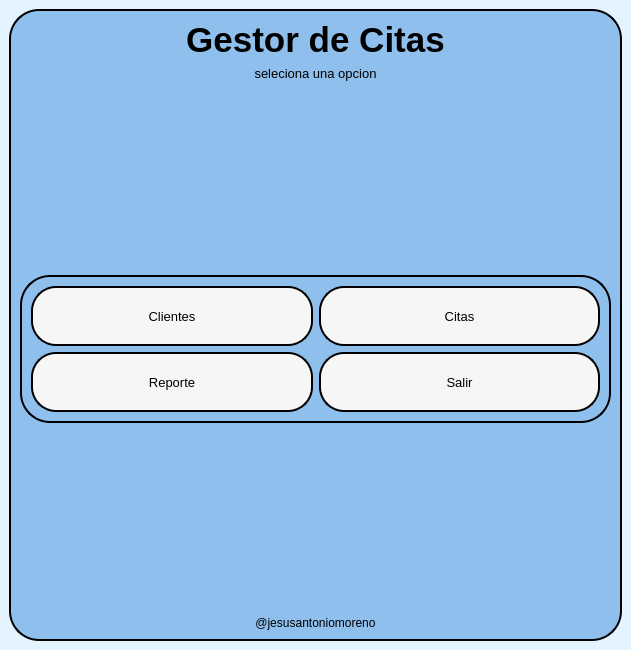
Old version of the form ui/dashboard.ui in the repository jesusantoniomorenorenova-spec/GestorDeCitas.
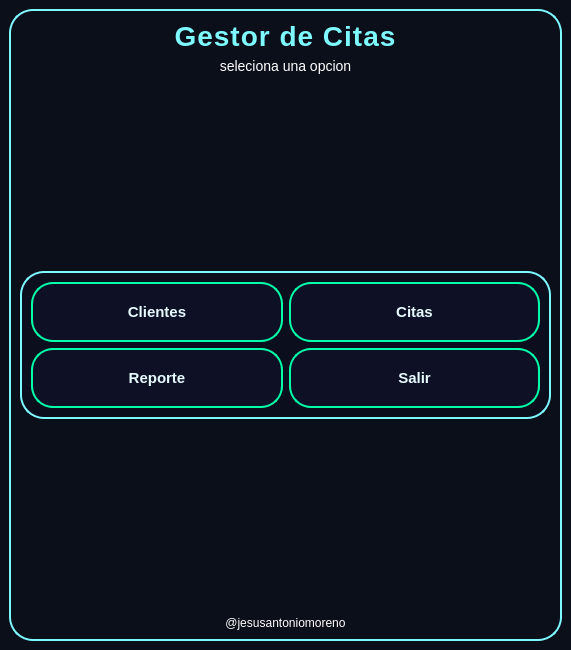
New version of the form.

Diff of the .ui file:
```diff
--- a/ui/dashboard.ui
+++ b/ui/dashboard.ui
@@ -6,7 +6,7 @@
    <rect>
     <x>0</x>
     <y>0</y>
-    <width>631</width>
+    <width>571</width>
     <height>650</height>
    </rect>
   </property>
@@ -16,27 +16,61 @@
   <property name="styleSheet">
    <string notr="true">/*fondo*/
 QMainWindow{
-background-color: #E4F4FF;
+background-color: #0b0f1a;
 }
 /*frame*/
 QFrame{
-border:2px solid black;
-border-radius: 30px;
-background-color: #8fbfec;
+background-color: #0b0f1a;
+border:2px solid #7df9ff;
+border-radius: 24px;
+color:white;
+
+box-shadow:0 0 14px rgba(125,249,255,0.55);
+
+}
+
+QFrame#frameBotones{
+background-color: rgba(10,14,30,0.75);
+border:2px solid #7df9ff;
+border-radius: 24px;
+
+box-shadow:0 0 14px rgba(125,249,255,0.55);
 }
 
 /*label*/
-QLabel{
+QLabel#lblTitulo{
+color: #7df9ff;
+font-size:28px;
+font-weight: 800;
+letter-spacing:1px;
 border:none;
-color:#black;
+}
+
+QLabel#lblSubtitulo{
+color: white;
+font-size:14px;
+border:none;
+}
+
+QLabel#lblFoter{
+color: white;
+border:none;
+
 }
 
 /*botones*/
 QPushButton{
-background-color: #f6f6f6;
-border: 2px solid black;
-border-radius: 25px;
-padding: 8px 14px;
+background-color: rgba(14,18,38,0.9);
+color:#e7faff;
+
+border: 2px solid #00ffa8;
+border-radius: 22px;
+
+padding: 12px 16px;
+font-size:15px;
+font-weight: 700;
+
+box-shadow:0 0 12px rgba(0,255,168,0.45);
 }
 
 /*hover:cuando paso el maus*/
@@ -70,8 +104,8 @@
         <widget class="QLabel" name="lblTitulo">
          <property name="font">
           <font>
-           <pointsize>26</pointsize>
-           <weight>75</weight>
+           <pointsize>-1</pointsize>
+           <weight>99</weight>
            <bold>true</bold>
           </font>
          </property>
@@ -90,7 +124,7 @@
         <widget class="QLabel" name="lblSubtitulo">
          <property name="font">
           <font>
-           <pointsize>10</pointsize>
+           <pointsize>-1</pointsize>
           </font>
          </property>
          <property name="styleSheet">
@@ -139,7 +173,9 @@
             </property>
             <property name="font">
              <font>
-              <pointsize>10</pointsize>
+              <pointsize>-1</pointsize>
+              <weight>87</weight>
+              <bold>true</bold>
              </font>
             </property>
             <property name="styleSheet">
@@ -163,7 +199,9 @@
             </property>
             <property name="font">
              <font>
-              <pointsize>10</pointsize>
+              <pointsize>-1</pointsize>
+              <weight>87</weight>
+              <bold>true</bold>
              </font>
             </property>
             <property name="styleSheet">
@@ -184,7 +222,9 @@
             </property>
             <property name="font">
              <font>
-              <pointsize>10</pointsize>
+              <pointsize>-1</pointsize>
+              <weight>87</weight>
+              <bold>true</bold>
              </font>
             </property>
             <property name="styleSheet">
@@ -205,7 +245,9 @@
             </property>
             <property name="font">
              <font>
-              <pointsize>10</pointsize>
+              <pointsize>-1</pointsize>
+              <weight>87</weight>
+              <bold>true</bold>
              </font>
             </property>
             <property name="styleSheet">
```
Left out of the diff: 17 changed lines with no effect on the pictures.
